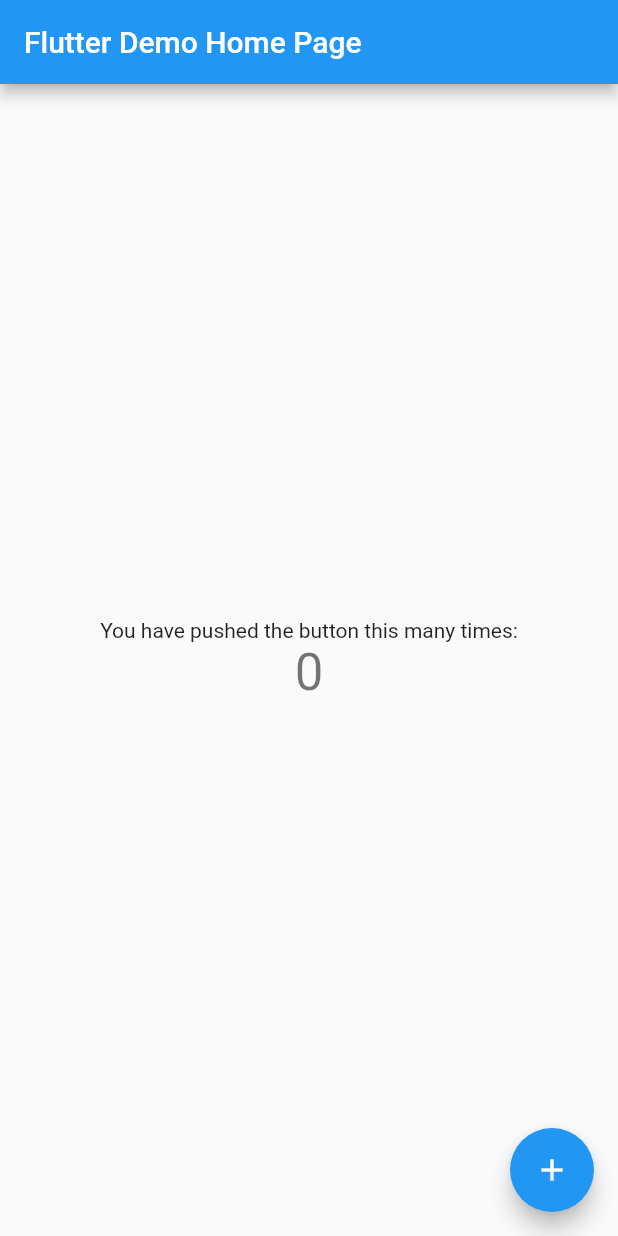
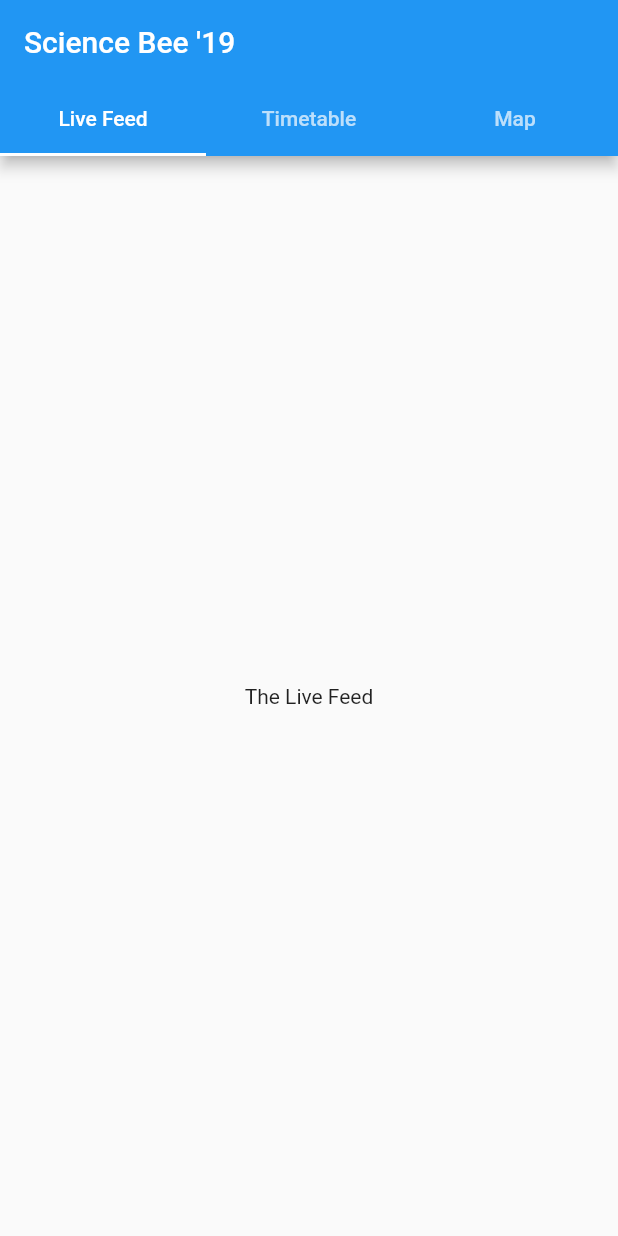
Before and after one commit to aitasadduq/nsssciencebee19, a Flutter app: the screen it shows after launch, on a phone screen of 412 x 824 dp. Run offline on Flutter 3.47's test engine with Material 2 defaults, Android fonts, the phone set to English and light mode, and no system bars.

Commit message:
add tabs and three main empty pages: livefeed, timetable, map

```diff
--- a/lib/main.dart
+++ b/lib/main.dart
@@ -1,4 +1,5 @@
 import 'package:flutter/material.dart';
+import 'screens/tabs_screen.dart';
 
 void main() => runApp(MyApp());
 
@@ -7,7 +8,7 @@ class MyApp extends StatelessWidget {
   @override
   Widget build(BuildContext context) {
     return MaterialApp(
-      title: 'Flutter Demo',
+      title: 'Science Bee \'19',
       theme: ThemeData(
         // This is the theme of your application.
         //
@@ -20,7 +21,7 @@ class MyApp extends StatelessWidget {
         // is not restarted.
         primarySwatch: Colors.blue,
       ),
-      home: MyHomePage(title: 'Flutter Demo Home Page'),
+      home: TabsScreen(),
     );
   }
 }
@@ -53,7 +54,7 @@ class _MyHomePageState extends State<MyHomePage> {
       // so that the display can reflect the updated values. If we changed
       // _counter without calling setState(), then the build method would not be
       // called again, and so nothing would appear to happen.
-      _counter++;
+      _counter+=10;
     });
   }
 
--- /dev/null
+++ b/lib/screens/live_feed_screen.dart
@@ -0,0 +1,10 @@
+import 'package:flutter/material.dart';
+
+class LiveFeedScreen extends StatelessWidget {
+  @override
+  Widget build(BuildContext context) {
+    return Center(
+      child: Text('The Live Feed'),
+    );
+  }
+}
--- /dev/null
+++ b/lib/screens/tabs_screen.dart
@@ -0,0 +1,30 @@
+import 'package:flutter/material.dart';
+import 'live_feed_screen.dart';
+import 'timetable_screen.dart';
+import 'map_screen.dart';
+
+class TabsScreen extends StatelessWidget {
+  @override
+  Widget build(BuildContext context) {
+    return DefaultTabController(
+      length: 3,
+      child: Scaffold(
+        appBar: AppBar(
+          title: Text('Science Bee \'19'),
+          bottom: TabBar(tabs: <Widget>[
+            Tab(text: 'Live Feed',),
+            Tab(text: 'Timetable',),
+            Tab(text: 'Map',),
+          ],),
+        ),
+        body: TabBarView(
+          children: <Widget>[
+            LiveFeedScreen(),
+            TimetableScreen(),
+            MapScreen(),
+          ],
+        ),
+      ),
+    );
+  }
+}
```
Also changed, not shown: lib/screens/map_screen.dart (added, +10 -0 lines), lib/screens/timetable_screen.dart (added, +10 -0 lines).
